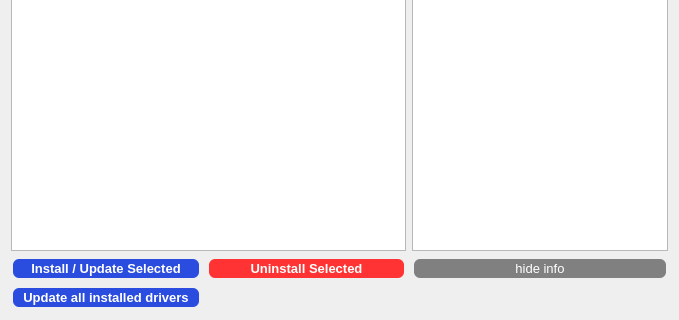
The window that nomad_camels/gui/device_installer.ui (FAU-LAP/NOMAD-CAMELS) describes before a commit, drawn with Qt 5; both pictures show x 0 to 679 and y 161 to 481 of the 679 by 481 pixel window.
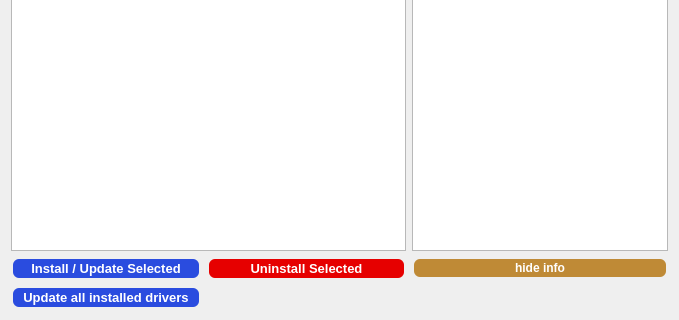
The same window after the commit.

What changed in the file:
```diff
--- a/nomad_camels/gui/device_installer.ui
+++ b/nomad_camels/gui/device_installer.ui
@@ -91,7 +91,7 @@
      </property>
      <property name="styleSheet">
       <string notr="true">QPushButton {
-                background-color: #FF3333; 
+                background-color: #E60000; 
                 color: white; 
                                 border: none; 
                                 padding: 2px 10px; 
@@ -157,19 +157,21 @@
     <widget class="QPushButton" name="pushButton_info">
      <property name="styleSheet">
       <string notr="true">QPushButton {
-                                background-color: #808080; 
-                                color: white; 
-                                border: none; 
-                                padding: 2px 10px; 
-                                text-align: center; 
-                                text-decoration: none; 
-                                font-size: 13px; 
-                                margin: 2px 2px; 
-                                border-radius: 6px;
-                            }
-                            QPushButton:hover {
-                                background-color: #a0a0a0;
-                            }</string>
+        background-color: #bf8a36;
+        color: white;
+        border: none;
+        padding: 2px 10px;
+        text-align: center;
+        text-decoration: none;
+        font-size: 12px;
+        margin: 2px 2px;
+        border-radius: 6px;
+        font-weight: bold;
+    }
+
+    QPushButton:hover {
+        background-color: #8a5a23;
+    }</string>
      </property>
      <property name="text">
       <string>hide info</string>
```
